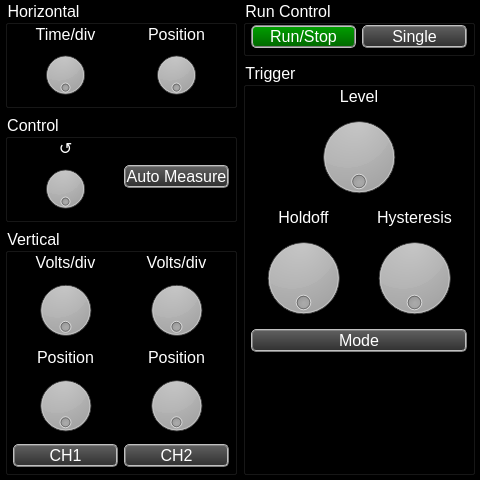
First picture: the form in src/ui/panel.ui, repository yuu528/MultiView, before the edit.
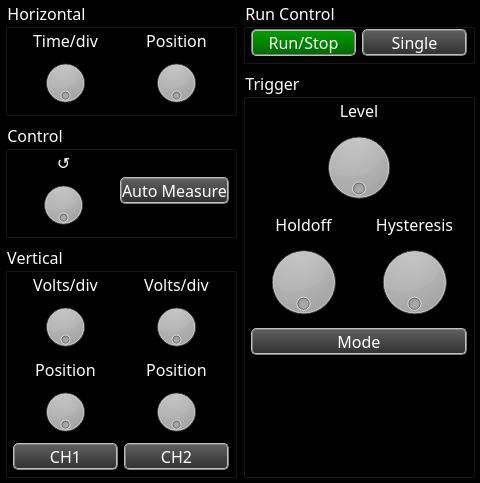
Second picture: the form after the edit.

Commit message: Change font-family

What changed in the file:
```diff
--- a/src/ui/panel.ui
+++ b/src/ui/panel.ui
@@ -7,7 +7,7 @@
     <x>0</x>
     <y>0</y>
     <width>480</width>
-    <height>480</height>
+    <height>483</height>
    </rect>
   </property>
   <property name="sizePolicy">
@@ -24,7 +24,7 @@
 	background-color: black;
 	color: white;
 	font-size: 16px;
-	font-family: メイリオ, Meiryo;
+	font-family: Trebuchet MS, Helvetica, sans-serif;
 }
 
 
```
The commit also changes 1 other file.
